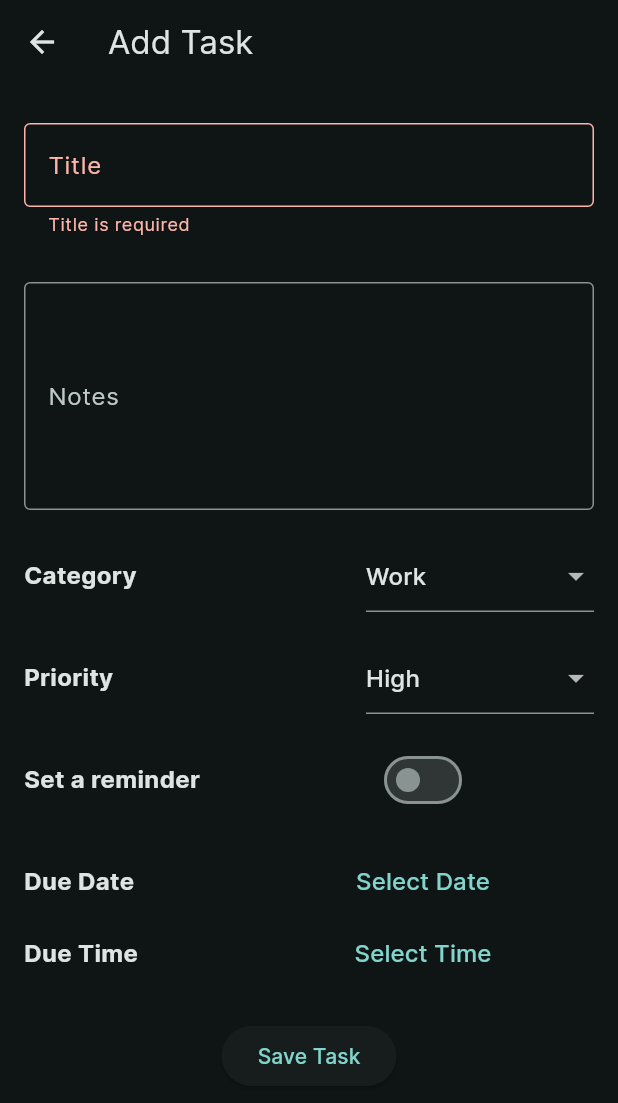
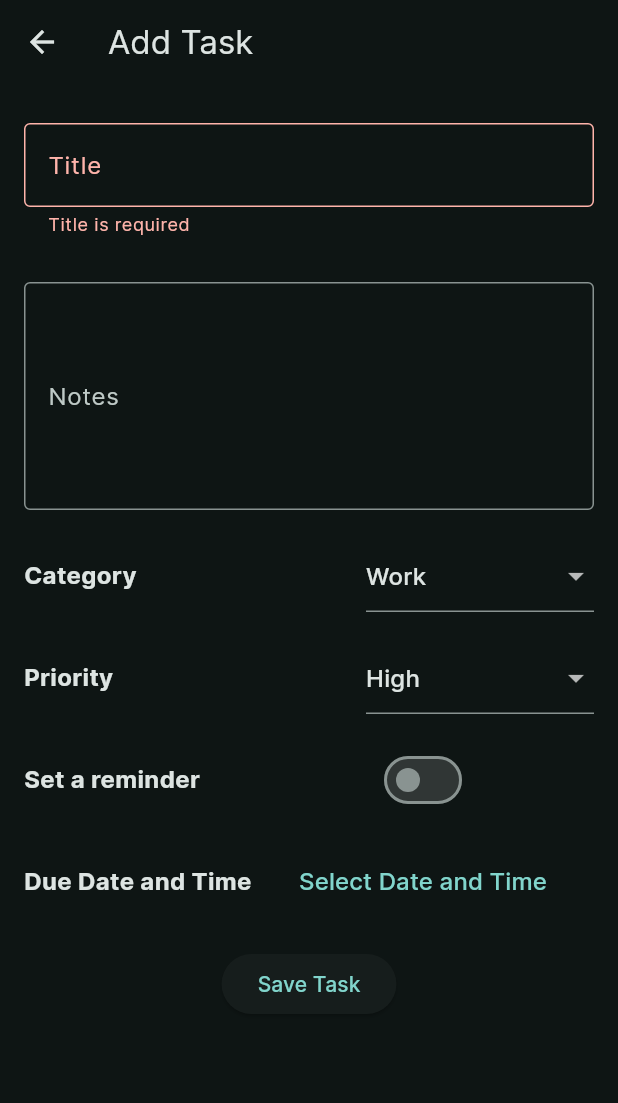
Before and after one commit to indezah/taskapolis, a Flutter app: the AddTask screen opened directly, after a tap on "Save Task", on a phone screen of 412 x 824 dp. Shown: the top 1103 px of the screen. Run offline on Flutter 3.47's test engine with Material 2 defaults, Android fonts, the phone set to English and light mode, and no system bars; our stand-ins replace cloud_firestore, datetime_picker_formfield, firebase_auth, firebase_core; accounts and stored records are empty.

Commit message:
update date time at the same time

```diff
--- a/lib/pages/addTask.dart
+++ b/lib/pages/addTask.dart
@@ -3,7 +3,6 @@ import 'package:cloud_firestore/cloud_firestore.dart';
 import 'package:firebase_auth/firebase_auth.dart';
 import 'package:intl/intl.dart'; // Add this import for DateFormat
 import 'package:datetime_picker_formfield/datetime_picker_formfield.dart';
-
 
 class AddTask extends StatefulWidget {
   @override
@@ -26,40 +25,42 @@ class _AddTaskState extends State<AddTask> {
     return '${timeOfDay.hour}:${timeOfDay.minute}';
   }
 
-  Future<void> _selectDate(BuildContext context) async {
+Future<void> _selectDateAndTime(BuildContext context) async {
+  final DateTime now = DateTime.now();
   final DateTime? pickedDate = await showDatePicker(
     context: context,
-      initialDate: selectedDueDate ?? DateTime.now(),
-      firstDate: DateTime.now(),
+    initialDate: selectedDueDate ?? now,
+    firstDate: now,
     lastDate: DateTime(2101),
   );
   if (pickedDate != null) {
-      setState(() {
-        selectedDueDate = pickedDate;
-        dueDate = pickedDate; // Update dueDate with the selected date
-      });
-    }
-  }
-
-  Future<void> _selectTime(BuildContext context) async {
     final TimeOfDay? pickedTime = await showTimePicker(
       context: context,
       initialTime: selectedDueTime ?? TimeOfDay.now(),
     );
     if (pickedTime != null) {
       setState(() {
+        selectedDueDate = DateTime(
+          pickedDate.year,
+          pickedDate.month,
+          pickedDate.day,
+          pickedTime.hour,
+          pickedTime.minute,
+        );
+        dueDate = selectedDueDate;
         selectedDueTime = pickedTime;
-        dueTime = pickedTime; // Update dueTime with the selected time
+        dueTime = selectedDueTime;
       });
+    }
   }
 }
 
   void _saveTask() async {
   if (_formKey.currentState!.validate()) {
-      if (dueDate == null || dueTime == null) {
+    if (selectedDueDate == null) {
       ScaffoldMessenger.of(context).showSnackBar(
         SnackBar(
-            content: Text('Please select Due Date and Due Time.'),
+          content: Text('Please select Due Date and Time.'),
         ),
       );
       return;
@@ -73,27 +74,12 @@ class _AddTaskState extends State<AddTask> {
     }
 
     // Create a map with the task data
-      final Timestamp dueDateTimestamp = Timestamp.fromDate(dueDate!);
-      final dueTimeAsString = timeOfDayToString(dueTime!);
-       final DateTime dueDateTime = DateTime(
-          dueDate!.year,
-          dueDate!.month,
-          dueDate!.day,
-          dueTime!.hour,
-          dueTime!.minute,
-    );
-
-    // Create a map with the task data
-    // final dueTimeAsString = timeOfDayToString(dueTime!);
-
     Map<String, dynamic> taskData = {
       'category': selectedCategory,
       'completed': false,
       'notes': notesController.text.isEmpty ? '' : notesController.text,
       'priority': selectedPriority,
-        'timestamp': dueDateTime,
-        'duetime': dueTimeAsString, // Store the TimeOfDay as a string
-        // 'timestamp': FieldValue.serverTimestamp(),
+      'timestamp': Timestamp.fromDate(selectedDueDate!), // Use selectedDueDate
       'title': titleController.text,
       'uid': user.uid,
       'isReminderSet': isReminderSet,
@@ -107,10 +93,10 @@ class _AddTaskState extends State<AddTask> {
     }
 
     // Navigate to the home page
-      Navigator.of(context)
-          .pop(); // Close the current screen and go back to the previous one (home page)
+    Navigator.of(context).pop(); // Close the current screen and go back to the previous one (home page)
   }
 }
+
 
   @override
   Widget build(BuildContext context) {
@@ -146,8 +132,7 @@ class _AddTaskState extends State<AddTask> {
                   maxLines: 5,
                   controller: notesController,
                   validator: (value) {
-                    // Add validation logic for the note field if needed
-                    return null; // Return null if no validation required
+                    return null;
                   },
                   decoration: InputDecoration(
                     border: OutlineInputBorder(),
@@ -301,7 +286,7 @@ class _AddTaskState extends State<AddTask> {
                       Expanded(
                         flex: 2,
                         child: Text(
-                        'Due Date',
+                          'Due Date and Time', // Update the label
                           style: TextStyle(
                             fontSize: 16.0,
                             fontWeight: FontWeight.bold,
@@ -312,12 +297,12 @@ class _AddTaskState extends State<AddTask> {
                         flex: 3,
                         child: TextButton(
                           onPressed: () {
-                          _selectDate(context);
+                            _selectDateAndTime(context); // Use _selectDateAndTime
                           },
                           child: Text(
-                          dueDate != null
-                              ? '${dueDate!.toLocal()}'.split(' ')[0]
-                              : 'Select Date',
+                            selectedDueDate != null && selectedDueTime != null
+                                ? DateFormat('MMM d, y H:mm').format(selectedDueDate!) // Format as desired
+                                : 'Select Date and Time',
                             style: TextStyle(
                               fontSize: 16.0,
                             ),
@@ -326,37 +311,7 @@ class _AddTaskState extends State<AddTask> {
                       ),
                     ],
       ),
-                Row(
-                  crossAxisAlignment: CrossAxisAlignment.center,
-                  children: [
-                    Expanded(
-                      flex: 2,
-                      child: Text(
-                        'Due Time',
-                        style: TextStyle(
-                          fontSize: 16.0,
-                          fontWeight: FontWeight.bold,
-                        ),
-                      ),
-                    ),
-                    Expanded(
-                      flex: 3,
-                      child: TextButton(
-                        onPressed: () {
-                          _selectTime(context);
-                        },
-                        child: Text(
-                          dueTime != null
-                              ? dueTime!.format(context)
-                              : 'Select Time',
-                          style: TextStyle(
-                            fontSize: 16.0,
-                          ),
-                        ),
-                      ),
-                    ),
-                  ],
-                ),
+
                 SizedBox(height: 20.0),
                 Center(
                   child: ElevatedButton(
```
Lines whose indentation alone changed are shown as unchanged.
